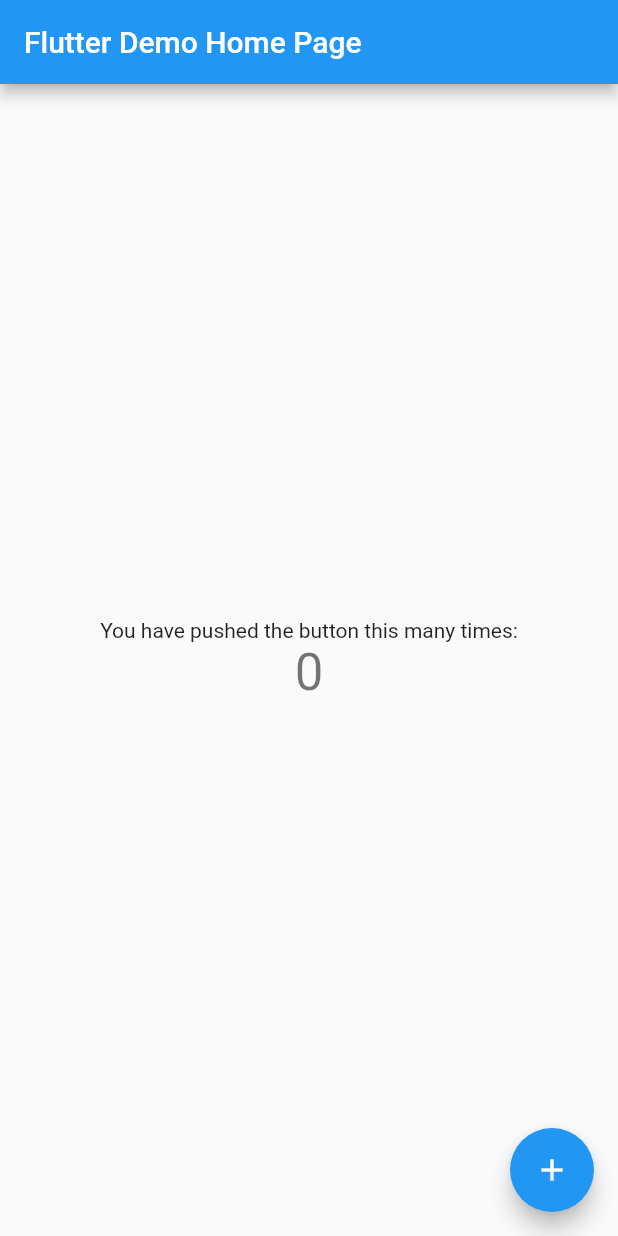
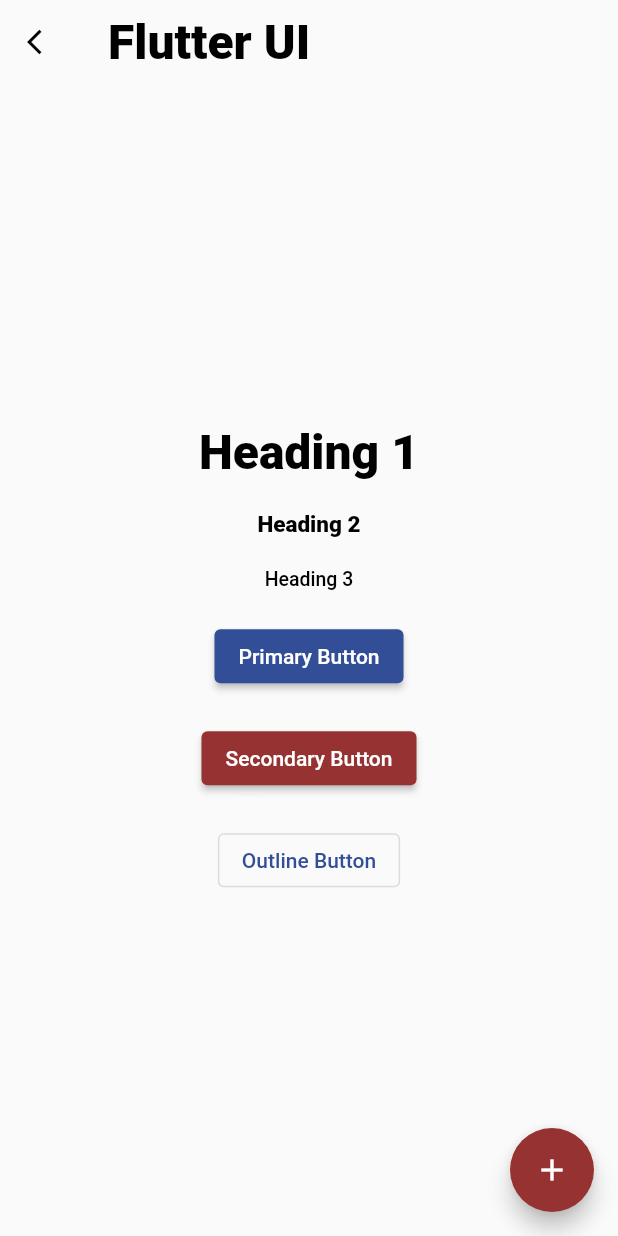
Before and after one commit to LassazVegaz/my_recipe, a Flutter app: the screen it shows after launch, on a phone screen of 412 x 824 dp. Run offline on Flutter 3.47's test engine with Material 2 defaults, Android fonts, the phone set to English and light mode, and no system bars.

Commit message:
theme setup 1

```diff
--- a/lib/main.dart
+++ b/lib/main.dart
@@ -1,4 +1,5 @@
 import 'package:flutter/material.dart';
+import 'package:flutter/services.dart';
 
 void main() {
   runApp(const MyApp());
@@ -7,109 +8,110 @@
 class MyApp extends StatelessWidget {
   const MyApp({Key? key}) : super(key: key);
 
-  // This widget is the root of your application.
+  static const _h1TextStyle = TextStyle(
+    fontSize: 32,
+    fontWeight: FontWeight.w800,
+    color: Colors.black,
+  );
+
+  static const _primaryColor = Color(0xff324E97);
+
   @override
   Widget build(BuildContext context) {
     return MaterialApp(
       title: 'Flutter Demo',
       theme: ThemeData(
-        // This is the theme of your application.
-        //
-        // Try running your application with "flutter run". You'll see the
-        // application has a blue toolbar. Then, without quitting the app, try
-        // changing the primarySwatch below to Colors.green and then invoke
-        // "hot reload" (press "r" in the console where you ran "flutter run",
-        // or simply save your changes to "hot reload" in a Flutter IDE).
-        // Notice that the counter didn't reset back to zero; the application
-        // is not restarted.
-        primarySwatch: Colors.blue,
+        colorScheme: ColorScheme.fromSwatch(
+          backgroundColor: Colors.white,
+        ).copyWith(
+          primary: _primaryColor,
+          secondary: const Color(0xff973232),
+        ),
+        textTheme: const TextTheme(
+          headline1: _h1TextStyle,
+          headline2: TextStyle(
+            fontSize: 15,
+            fontWeight: FontWeight.w800,
+            color: Colors.black,
+          ),
+          headline3: TextStyle(
+            fontSize: 13,
+            fontWeight: FontWeight.w500,
+            color: Colors.black,
+          ),
+        ),
+        appBarTheme: const AppBarTheme(
+          backgroundColor: Colors.transparent,
+          elevation: 0,
+          titleTextStyle: _h1TextStyle,
+          systemOverlayStyle: SystemUiOverlayStyle(
+            statusBarColor: Colors.transparent,
+          ),
+          iconTheme: IconThemeData(
+            color: Colors.black,
+            size: 20,
+          ),
+        ),
       ),
-      home: const MyHomePage(title: 'Flutter Demo Home Page'),
+      home: const MyHomePage(),
     );
   }
 }
 
-class MyHomePage extends StatefulWidget {
-  const MyHomePage({Key? key, required this.title}) : super(key: key);
-
-  // This widget is the home page of your application. It is stateful, meaning
-  // that it has a State object (defined below) that contains fields that affect
-  // how it looks.
-
-  // This class is the configuration for the state. It holds the values (in this
-  // case the title) provided by the parent (in this case the App widget) and
-  // used by the build method of the State. Fields in a Widget subclass are
-  // always marked "final".
-
-  final String title;
-
-  @override
-  State<MyHomePage> createState() => _MyHomePageState();
-}
-
-class _MyHomePageState extends State<MyHomePage> {
-  int _counter = 0;
-
-  void _incrementCounter() {
-    setState(() {
-      // This call to setState tells the Flutter framework that something has
-      // changed in this State, which causes it to rerun the build method below
-      // so that the display can reflect the updated values. If we changed
-      // _counter without calling setState(), then the build method would not be
-      // called again, and so nothing would appear to happen.
-      _counter++;
-    });
-  }
+class MyHomePage extends StatelessWidget {
+  const MyHomePage({Key? key}) : super(key: key);
 
   @override
   Widget build(BuildContext context) {
-    // This method is rerun every time setState is called, for instance as done
-    // by the _incrementCounter method above.
-    //
-    // The Flutter framework has been optimized to make rerunning build methods
-    // fast, so that you can just rebuild anything that needs updating rather
-    // than having to individually change instances of widgets.
     return Scaffold(
       appBar: AppBar(
-        // Here we take the value from the MyHomePage object that was created by
-        // the App.build method, and use it to set our appbar title.
-        title: Text(widget.title),
+        title: const Text("Flutter UI"),
+        leading: const Icon(Icons.arrow_back_ios),
       ),
       body: Center(
-        // Center is a layout widget. It takes a single child and positions it
-        // in the middle of the parent.
         child: Column(
-          // Column is also a layout widget. It takes a list of children and
-          // arranges them vertically. By default, it sizes itself to fit its
-          // children horizontally, and tries to be as tall as its parent.
-          //
-          // Invoke "debug painting" (press "p" in the console, choose the
-          // "Toggle Debug Paint" action from the Flutter Inspector in Android
-          // Studio, or the "Toggle Debug Paint" command in Visual Studio Code)
-          // to see the wireframe for each widget.
-          //
-          // Column has various properties to control how it sizes itself and
-          // how it positions its children. Here we use mainAxisAlignment to
-          // center the children vertically; the main axis here is the vertical
-          // axis because Columns are vertical (the cross axis would be
-          // horizontal).
           mainAxisAlignment: MainAxisAlignment.center,
-          children: <Widget>[
-            const Text(
-              'You have pushed the button this many times:',
+          children: [
+            Text(
+              "Heading 1",
+              style: Theme.of(context).textTheme.headline1,
             ),
+            const SizedBox(height: 20),
             Text(
-              '$_counter',
-              style: Theme.of(context).textTheme.headline4,
+              "Heading 2",
+              style: Theme.of(context).textTheme.headline2,
+            ),
+            const SizedBox(height: 20),
+            Text(
+              "Heading 3",
+              style: Theme.of(context).textTheme.headline3,
+            ),
+            const SizedBox(height: 20),
+            ElevatedButton(
+              onPressed: () {},
+              child: const Text("Primary Button"),
+            ),
+            const SizedBox(height: 20),
+            ElevatedButton(
+              onPressed: () {},
+              style: ElevatedButton.styleFrom(
+                primary: Theme.of(context).colorScheme.secondary,
+              ),
+              child: const Text("Secondary Button"),
+            ),
+            const SizedBox(height: 20),
+            OutlinedButton(
+              onPressed: () {},
+              child: const Text("Outline Button"),
             ),
           ],
         ),
       ),
       floatingActionButton: FloatingActionButton(
-        onPressed: _incrementCounter,
+        onPressed: () {},
         tooltip: 'Increment',
         child: const Icon(Icons.add),
-      ), // This trailing comma makes auto-formatting nicer for build methods.
+      ),
     );
   }
 }
```
